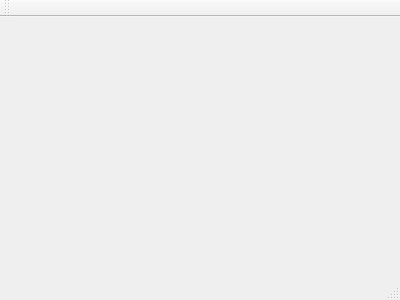
Above: ThefirstApp/mainwindow.ui from qttutorials/FoundationOfQtDevelopmentBook before the change. Below: the same form after it.
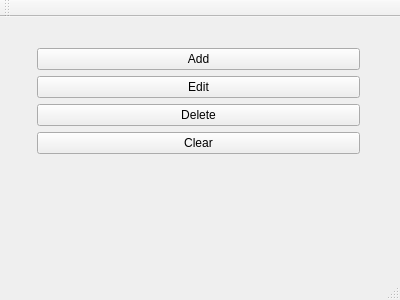
That is the form after the change.

```diff
--- a/ThefirstApp/mainwindow.ui
+++ b/ThefirstApp/mainwindow.ui
@@ -12,13 +12,76 @@
   <property name="windowTitle" >
    <string>MainWindow</string>
   </property>
-  <widget class="QMenuBar" name="menuBar" />
-  <widget class="QToolBar" name="mainToolBar" />
-  <widget class="QWidget" name="centralWidget" />
-  <widget class="QStatusBar" name="statusBar" />
+  <widget class="QWidget" name="centralWidget">
+   <widget class="QWidget" name="formLayoutWidget">
+    <property name="geometry">
+     <rect>
+      <x>20</x>
+      <y>20</y>
+      <width>351</width>
+      <height>196</height>
+     </rect>
+    </property>
+    <layout class="QFormLayout" name="formLayout">
+     <item row="1" column="1">
+      <layout class="QVBoxLayout" name="verticalLayout">
+       <item>
+        <widget class="QPushButton" name="pushButtonAdd">
+         <property name="text">
+          <string>Add</string>
+         </property>
+        </widget>
+       </item>
+       <item>
+        <widget class="QPushButton" name="pushButtonEdit">
+         <property name="text">
+          <string>Edit</string>
+         </property>
+        </widget>
+       </item>
+       <item>
+        <widget class="QPushButton" name="pushButtonDel">
+         <property name="text">
+          <string>Delete</string>
+         </property>
+        </widget>
+       </item>
+       <item>
+        <widget class="QPushButton" name="pushButtonClear">
+         <property name="text">
+          <string>Clear</string>
+         </property>
+        </widget>
+       </item>
+      </layout>
+     </item>
+     <item row="1" column="0">
+      <widget class="QListWidget" name="listWidget"/>
+     </item>
+    </layout>
+   </widget>
+  </widget>
+  <widget class="QMenuBar" name="menuBar">
+   <property name="geometry">
+    <rect>
+     <x>0</x>
+     <y>0</y>
+     <width>400</width>
+     <height>19</height>
+    </rect>
+   </property>
+  </widget>
+  <widget class="QToolBar" name="mainToolBar">
+   <attribute name="toolBarArea">
+    <enum>TopToolBarArea</enum>
+   </attribute>
+   <attribute name="toolBarBreak">
+    <bool>false</bool>
+   </attribute>
+  </widget>
+  <widget class="QStatusBar" name="statusBar"/>
  </widget>
- <layoutDefault spacing="6" margin="11" />
- <pixmapfunction></pixmapfunction>
+ <layoutdefault spacing="6" margin="11"/>
  <resources/>
  <connections/>
 </ui>
```
Left out of the diff: 9 changed lines with no effect on the pictures.
